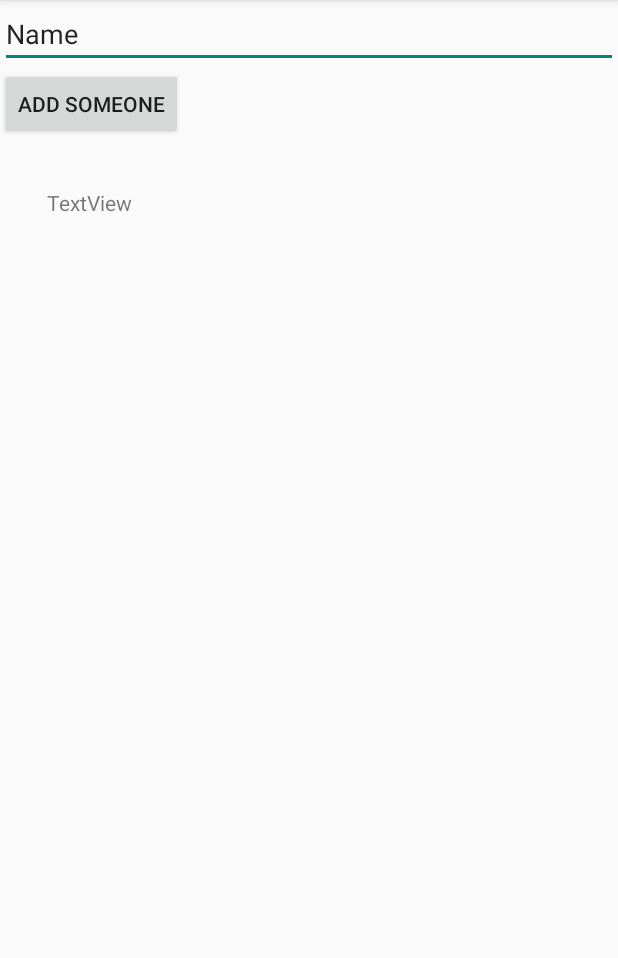
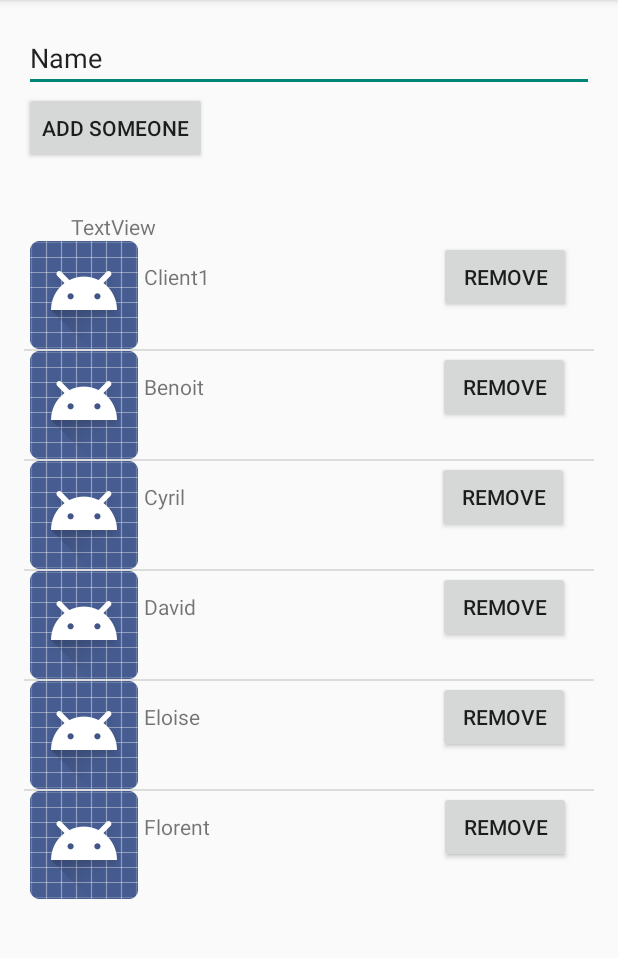
Before and after one commit to ultratrail/mobapp2, an Android app: the Groupe_Activity screen opened directly, with no data from a screen before it, on a phone screen of 412 x 824 dp, the part 84-1042 px from its top. Run offline under Robolectric (Android 15) with nearby library versions, the phone set to English and light mode, and no system bars.

Commit message:
update of classes

```diff
--- /dev/null
+++ b/app/src/main/java/teamtreehouse/com/iamhere/GroupeAdapter.java
@@ -0,0 +1,72 @@
+package teamtreehouse.com.iamhere;
+
+import android.content.Context;
+import android.support.annotation.NonNull;
+import android.view.LayoutInflater;
+import android.view.View;
+import android.view.ViewGroup;
+import android.widget.ArrayAdapter;
+import android.widget.Button;
+import android.widget.ImageView;
+import android.widget.TextView;
+
+/**
+ * Created by Ferrera on 27/03/2017.
+ */
+
+public class GroupeAdapter extends ArrayAdapter<String> {
+
+    public GroupeAdapter(@NonNull Context context, @NonNull Membres membres) {
+        super(context, 0, membres);
+    }
+
+    //convertView est notre vue recyclée
+    @Override
+    public View getView(final int position, View convertView, ViewGroup parent) {
+
+
+        ItemViewHolder mainViewholder = null;
+
+        //Android nous fournit un convertView null lorsqu'il nous demande de la créer
+        //dans le cas contraire, cela veux dire qu'il nous fournit une vue recyclée
+        if(convertView == null){
+            //Nous récupérons notre row_tweet via un LayoutInflater,
+            //qui va charger un layout xml dans un objet View
+            convertView = LayoutInflater.from(getContext()).inflate(R.layout.list_item,parent, false);
+            ItemViewHolder viewHolder = new ItemViewHolder();
+            viewHolder.name = (TextView) convertView.findViewById(R.id.name);
+            viewHolder.deleteButton = (Button) convertView.findViewById(R.id.button);
+            viewHolder.imageView = (ImageView) convertView.findViewById(R.id.imageView);
+            convertView.setTag(viewHolder);
+        }
+
+        mainViewholder = (ItemViewHolder) convertView.getTag();
+
+        mainViewholder.name.setText(getItem(position));
+        mainViewholder.deleteButton.setOnClickListener(new View.OnClickListener() {
+            @Override
+            public void onClick(View view) {
+                String thisMember;
+//                Mqtt_client thisClient;
+
+//                Membres.getInstance().getMqtt_clients().unsubscribe();
+
+                thisMember = GroupeAdapter.super.getItem(position);
+//                Membres.getInstance().unsubscribeTo(thisMember);
+                GroupeAdapter.super.remove(thisMember); //1, 2... 1, 2 this is a test
+            }
+        });
+
+        //nous renvoyons notre vue à l'adapter, afin qu'il l'affiche
+        //et qu'il puisse la mettre à recycler lorsqu'elle sera sortie de l'écran
+        return convertView;
+    }
+
+    private class ItemViewHolder {
+        public TextView name;
+        public Button deleteButton;
+        public ImageView imageView;
+    }
+
+
+}
--- a/app/src/main/java/teamtreehouse/com/iamhere/Groupe_Activity.java
+++ b/app/src/main/java/teamtreehouse/com/iamhere/Groupe_Activity.java
@@ -1,12 +1,17 @@
 package teamtreehouse.com.iamhere;
 
+import android.support.design.widget.FloatingActionButton;
 import android.support.v7.app.AppCompatActivity;
 import android.os.Bundle;
 import android.util.Log;
+import android.view.LayoutInflater;
 import android.view.View;
+import android.view.ViewGroup;
 import android.widget.ArrayAdapter;
 import android.widget.Button;
+import android.widget.LinearLayout;
 import android.widget.ListView;
+import android.widget.PopupWindow;
 import android.widget.TextView;
 
 import java.util.ArrayList;
@@ -14,39 +19,73 @@ import java.util.ArrayList;
 public class Groupe_Activity extends AppCompatActivity {
     Button button_add_someone;
     String id_a_ajouter;
-    ArrayAdapter<String> adapter;
+    GroupeAdapter adapter;
     ListView list;
 
 
-    UltraTeamApplication ultraTeamApplication=UltraTeamApplication.getInstance();
+    Membres membres= Membres.getInstance();
+
 
     // TODO recuperer la liste qui serait sauvegarde
 
     @Override
     protected void onCreate(Bundle savedInstanceState) {
         super.onCreate(savedInstanceState);
-        setContentView(R.layout.activity_groupe);
+        setContentView(R.layout.activity_groupe_);
 
 
         list = (ListView) findViewById(R.id.list);
-        adapter = new ArrayAdapter<String>(Groupe_Activity.this,
-                android.R.layout.simple_list_item_1,(ArrayList)ultraTeamApplication.getPersonnes().keys() );
+/*        adapter = new ArrayAdapter<String>(Groupe_Activity.this,
+                R.layout.list_item, membres.getMembres());
         list.setAdapter(adapter);
+*/
+
+        printMembres();
 
         button_add_someone = (Button) findViewById(R.id.Add_someone);
         button_add_someone.setOnClickListener(new View.OnClickListener() {
             @Override
             public void onClick(View view) {
+                /*LayoutInflater layoutInflater = (LayoutInflater) getBaseContext().getSystemService(LAYOUT_INFLATER_SERVICE);
+                final View popupView = layoutInflater.inflate(R.layout.popup, null);
+                final PopupWindow popupWindow = new PopupWindow(
+                        popupView,
+                        ViewGroup.LayoutParams.WRAP_CONTENT,
+                        ViewGroup.LayoutParams.WRAP_CONTENT);
 
+                Button btnOK = (Button) popupView.findViewById(R.id.ok);
+                btnOK.setOnClickListener(new Button.OnClickListener() {
+
+                    @Override
+                    public void onClick(View v) {
+                        // TODO Auto-generated method stub
+                        TextView textView = (TextView) popupView.findViewById(R.id.id_a_ajouter);
+                        id_a_ajouter =  textView.getText().toString();
+                        Log.i("ST",id_a_ajouter);
+                        membres.add(id_a_ajouter); //bizarre a modifier
+ //                       adapter.add(id_a_ajouter); normalement, le membres.add doit suffire car l'adapter se base déjà sur la liste de membres.
+                        list.setAdapter(adapter);
+
+                        popupWindow.dismiss();
+                    }
+                });
+
+                popupWindow.showAsDropDown(button_add_someone, 50, -30);
+                */
                 TextView textView = (TextView)findViewById(R.id.name);
                 id_a_ajouter=textView.getText().toString();
                 Log.i("ST",id_a_ajouter);
-                ultraTeamApplication.add_someone(id_a_ajouter);
                 adapter.add(id_a_ajouter);
-                list.setAdapter(adapter);
                 textView.setText("entrez un nom");
 
             }
         });
+
+
     }
+    private void printMembres(){
+        adapter = new GroupeAdapter(Groupe_Activity.this, membres);
+        list.setAdapter(adapter);
+    }
+
 }
--- /dev/null
+++ b/app/src/main/java/teamtreehouse/com/iamhere/Membres.java
@@ -0,0 +1,77 @@
+package teamtreehouse.com.iamhere;
+
+import java.util.ArrayList;
+
+/**
+ * Created by romane on 22/03/17.
+ */
+public class Membres extends ArrayList<String> {
+//    private ArrayList<String> membres;
+
+    //a changer
+    private Mqtt_client mqtt_client;
+
+    private static Membres ourInstance = new Membres();
+
+    public static Membres getInstance() {
+        return ourInstance;
+    }
+
+    private Membres() {
+//        this.membres=arrayList
+        super.add("Client1");
+        super.add("Benoit");
+        super.add("Cyril");
+        super.add("David");
+        super.add("Eloise");
+        super.add("Florent");
+    }
+
+
+/*    public int nb_Membres (){
+        return membres.size();
+    }
+*/
+
+    public void setMqtt_client(Mqtt_client mqtt_client){
+        this.mqtt_client=mqtt_client;
+    }
+
+    //peut etre a enlever
+    public Mqtt_client getMqtt_client(){
+        return mqtt_client;
+    }
+
+    @Override
+    public boolean add(String a_ajouter){
+//        this.membres.add(a_ajouter);
+        mqtt_client.subscribeToTopic(a_ajouter);
+        return super.add(a_ajouter);
+    }
+
+    @Override
+    public boolean remove(Object memberName) {
+        mqtt_client.unsubscribe((String) memberName);
+        return super.remove(memberName);
+    }
+
+
+/*
+    public void subscribeTo (String memberName){
+        mqtt_clients.subscribeToTopic(memberName);
+    }
+
+
+    public void unsubscribeTo(String memberName) {
+        mqtt_clients.unsubscribe(memberName);
+    }
+
+    public ArrayList<String> getMembres() {
+        return membres;
+    }
+
+    public String get(int position) {
+        return membres.get(position);
+    }
+*/
+}
--- /dev/null
+++ b/app/src/main/res/layout/activity_groupe_.xml
@@ -0,0 +1,51 @@
+<?xml version="1.0" encoding="utf-8"?>
+<LinearLayout xmlns:android="http://schemas.android.com/apk/res/android"
+    xmlns:app="http://schemas.android.com/apk/res-auto"
+    xmlns:tools="http://schemas.android.com/tools"
+    android:id="@+id/activity_groupe_"
+    android:layout_width="match_parent"
+    android:layout_height="match_parent"
+    android:paddingBottom="@dimen/activity_vertical_margin"
+    android:paddingLeft="@dimen/activity_horizontal_margin"
+    android:paddingRight="@dimen/activity_horizontal_margin"
+    android:paddingTop="@dimen/activity_vertical_margin"
+    tools:context="teamtreehouse.com.iamhere.Groupe_Activity"
+    android:orientation="vertical">
+
+    <EditText
+        android:id="@+id/name"
+        android:layout_width="match_parent"
+        android:layout_height="wrap_content"
+        android:ems="10"
+        android:inputType="textPersonName"
+        android:text="Name" />
+
+
+     <Button
+         android:layout_width="wrap_content"
+         android:layout_height="wrap_content"
+         android:id="@+id/Add_someone"
+         android:text="Add Someone"/>
+    <Space
+        android:layout_width="fill_parent"
+        android:layout_height="32dp" />
+
+    <TextView
+        android:text="TextView"
+        android:layout_width="wrap_content"
+        android:layout_height="wrap_content"
+        android:layout_alignTop="@+id/Add_someone"
+        android:layout_toRightOf="@+id/Add_someone"
+        android:layout_toEndOf="@+id/Add_someone"
+        android:layout_marginLeft="31dp"
+        android:layout_marginStart="31dp"
+        android:id="@+id/textView" />
+
+    <ListView
+        android:layout_width="match_parent"
+        android:layout_height="wrap_content"
+        android:layout_alignParentBottom="true"
+        android:layout_alignParentRight="true"
+        android:layout_alignParentEnd="true"
+        android:id="@+id/list" />
+</LinearLayout>
--- /dev/null
+++ b/app/src/main/res/layout/list_item.xml
@@ -0,0 +1,27 @@
+<?xml version="1.0" encoding="utf-8"?>
+<LinearLayout xmlns:android="http://schemas.android.com/apk/res/android"
+    xmlns:app="http://schemas.android.com/apk/res-auto"
+    android:layout_width="match_parent"
+    android:layout_height="match_parent"
+    android:weightSum="1">
+
+    <ImageView
+        android:id="@+id/imageView"
+        android:layout_width="80dp"
+        android:layout_height="wrap_content"
+        app:srcCompat="@android:drawable/sym_def_app_icon" />
+
+    <TextView
+        android:text="TextView"
+        android:layout_width="wrap_content"
+        android:layout_height="27dp"
+        android:id="@+id/name"
+        android:layout_weight="0.91" />
+
+    <Button
+        android:text="Remove"
+        android:layout_width="wrap_content"
+        android:layout_height="wrap_content"
+        android:id="@+id/button" />
+
+</LinearLayout>
--- a/app/src/main/res/values/dimens.xml
+++ b/app/src/main/res/values/dimens.xml
@@ -1,3 +1,7 @@
 <resources>
+    <dimen name="app_bar_height">180dp</dimen>
     <dimen name="fab_margin">16dp</dimen>
+    <!-- Default screen margins, per the Android Design guidelines. -->
+    <dimen name="activity_horizontal_margin">16dp</dimen>
+    <dimen name="activity_vertical_margin">16dp</dimen>
 </resources>
```
Also changed, not shown: app/src/main/java/teamtreehouse/com/iamhere/BluetoothDevice.java (added, +18 -0 lines), app/src/main/java/teamtreehouse/com/iamhere/BluetoothDeviceAdapter.java (added, +68 -0 lines), app/src/main/java/teamtreehouse/com/iamhere/BluetoothDevicesSingleton.java (added, +22 -0 lines), app/src/main/java/teamtreehouse/com/iamhere/Mqtt_client.java (+15 -0 lines), 2 other files.
